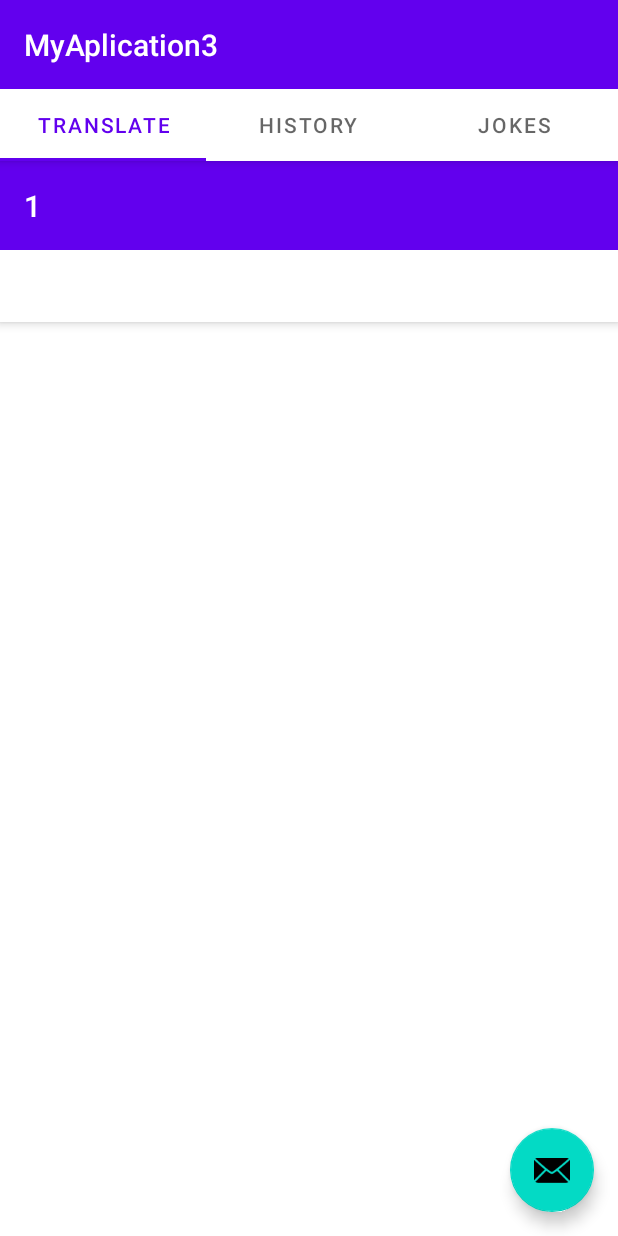
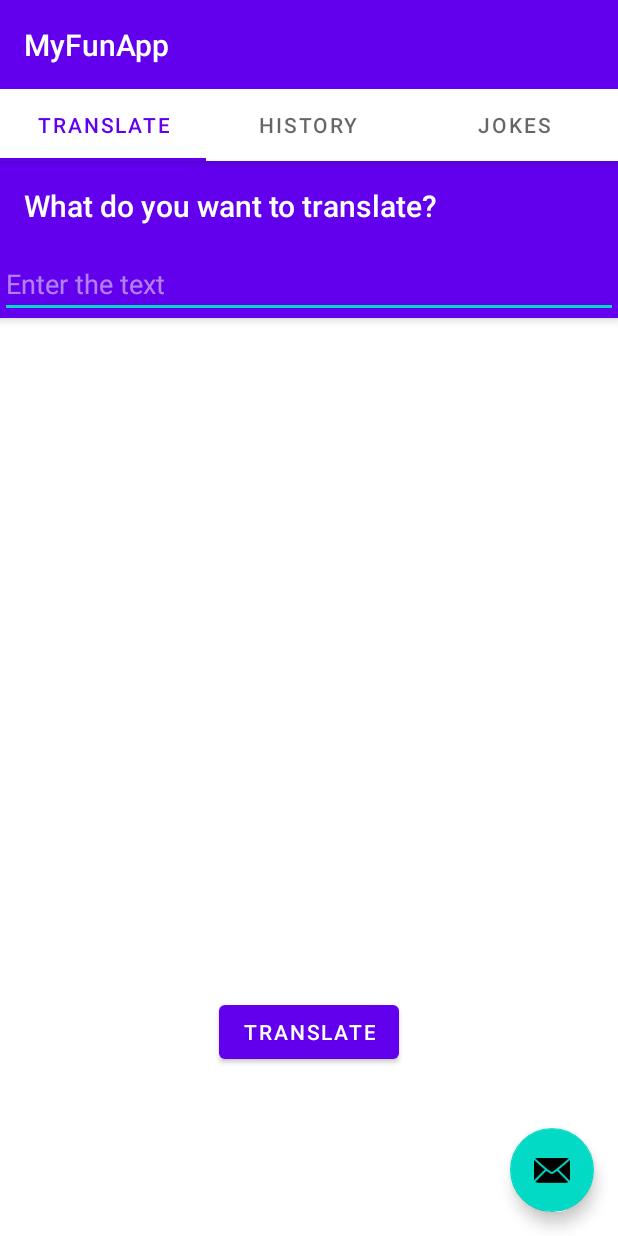
Before and after one commit to Greemen/MyAplication3, an Android app: the screen it shows after launch (MainActivity), on a phone screen of 412 x 824 dp. Run offline under Robolectric (Android 15) with nearby library versions, the phone set to English and light mode, and no system bars.

Commit message:
Layout reorganized

```diff
--- a/app/src/main/res/layout/frag1_layout.xml
+++ b/app/src/main/res/layout/frag1_layout.xml
@@ -7,6 +7,7 @@
     tools:context=".MainActivity">
 
     <com.google.android.material.appbar.AppBarLayout
+        android:id="@+id/appBarLayout2"
         android:layout_width="match_parent"
         android:layout_height="wrap_content"
         android:theme="@style/Theme.MyAplication3.AppBarOverlay">
@@ -21,16 +22,34 @@
             android:text="@string/tab1"
             android:textAppearance="@style/TextAppearance.Widget.AppCompat.Toolbar.Title" />
 
-        <com.google.android.material.tabs.TabLayout
-            android:id="@+id/tabs"
+        <EditText
+            android:id="@+id/et_translateInput"
             android:layout_width="match_parent"
-            android:layout_height="wrap_content" />
+            android:layout_height="wrap_content"
+            android:ems="10"
+            android:hint="Enter the text"
+            android:inputType="textPersonName" />
     </com.google.android.material.appbar.AppBarLayout>
 
     <androidx.viewpager.widget.ViewPager
         android:id="@+id/view_pager"
         android:layout_width="match_parent"
-        android:layout_height="wrap_content"
+        android:layout_height="476dp"
         app:layout_behavior="@string/appbar_scrolling_view_behavior" />
 
+    <TextView
+        android:id="@+id/tv_translationOutput"
+        android:layout_width="386dp"
+        android:layout_height="316dp"
+        app:layout_anchor="@+id/view_pager"
+        app:layout_anchorGravity="center" />
+
+    <Button
+        android:id="@+id/get_translate"
+        android:layout_width="wrap_content"
+        android:layout_height="wrap_content"
+        android:text="Translate"
+        app:layout_anchor="@+id/view_pager"
+        app:layout_anchorGravity="bottom|center" />
+
 </androidx.coordinatorlayout.widget.CoordinatorLayout>
--- a/app/src/main/res/values/strings.xml
+++ b/app/src/main/res/values/strings.xml
@@ -1,10 +1,10 @@
 <resources>
-    <string name="app_name">MyAplication3</string>
+    <string name="app_name">MyFunApp</string>
     <string name="tab_text_1">Translate</string>
     <string name="tab_text_2">History</string>
     <string name="tab_text_3">Jokes</string>
 
-    <string name="tab1">1</string>
-    <string name="tab2">2</string>
-    <string name="tab3">3</string>
+    <string name="tab1">What do you want to translate?</string>
+    <string name="tab2">History</string>
+    <string name="tab3">Jokes here for you:</string>
 </resources>
```
Also changed, not shown: app/src/main/java/cz/utb/fai/myaplication3/MainActivity.java (+8 -8 lines), app/src/main/res/layout/frag3_layout.xml (+8 -4 lines).
